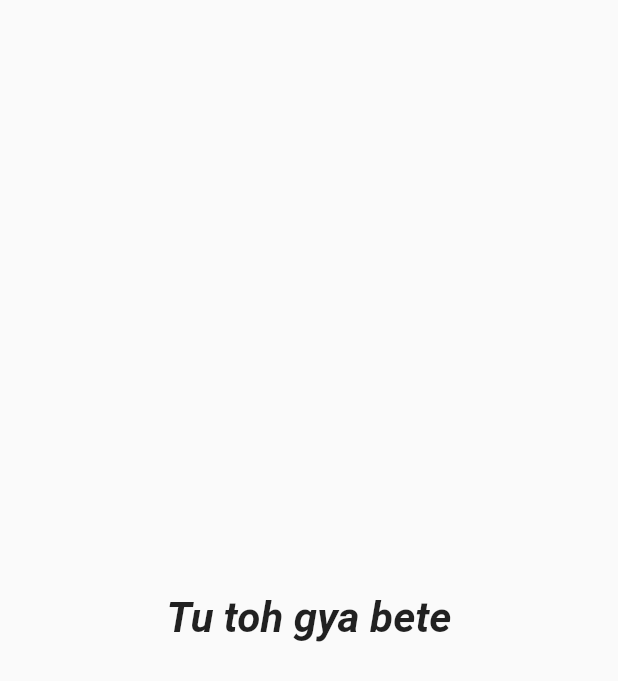
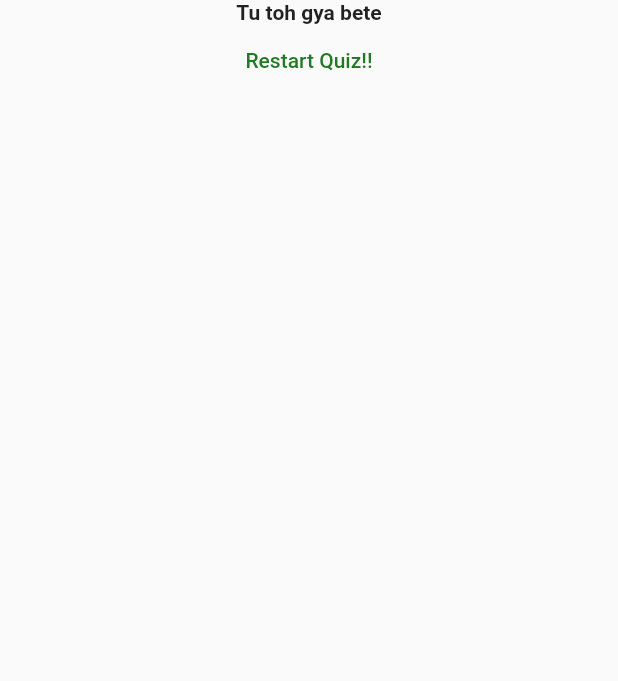
Before and after one commit to hga-777/Quiz_App, a Flutter app: the Result widget shown alone on an empty page, opened directly with empty values, on a phone screen of 412 x 824 dp. Shown: the top 681 px of the screen. Run offline on Flutter 3.47's test engine with Material 2 defaults, Android fonts, the light colour scheme and no system bars.

Commit message:
Restart button has been added

```diff
--- a/lib/main.dart
+++ b/lib/main.dart
@@ -1,3 +1,4 @@
+import 'package:first_ap/Question.dart';
 import 'package:first_ap/answer.dart';
 import 'package:first_ap/result.dart';
 import 'package:flutter/material.dart';
@@ -63,6 +64,14 @@ class _MyAppState extends State<MyApp> {
   ];
   var _totalScore = 0;
   var _questionIndex = 0;
+
+  void _restart() {
+    setState(() {
+      _totalScore = 0;
+      _questionIndex = 0;
+    });
+  }
+
   void _answerQuestion(int score) {
     _totalScore += score;
     setState(() {
@@ -98,7 +107,7 @@ class _MyAppState extends State<MyApp> {
                 questionIndex: _questionIndex,
                 questions: _questions,
               )
-            : Result(_totalScore),
+            : Result(_totalScore, _restart),
       ),
     ); //yeh ek widget hai pr isme arguement pass kr rhe hai
     //materialapp ek widget hai jo ki mera material.dart file me rehta hai
--- a/lib/result.dart
+++ b/lib/result.dart
@@ -2,32 +2,39 @@ import 'package:flutter/material.dart';
 
 class Result extends StatelessWidget {
   final int resultScore;
-  Result(this.resultScore);
-  String get resultPhrase{
+  final VoidCallback restartHandler;
+  Result(this.resultScore, this.restartHandler);
+  String get resultPhrase {
     String resultText;
-    if(resultScore>=65) resultText="You are Baap";
-    else if(resultScore>=45) resultText="You are still a kid";
-    else if(resultScore>=25) resultText="Bas bache hue ho";
-    else resultText = "Tu toh gya bete";
+    if (resultScore >= 65)
+      resultText = "You are Baap";
+    else if (resultScore >= 45)
+      resultText = "You are still a kid";
+    else if (resultScore >= 25)
+      resultText = "Bas bache hue ho";
+    else
+      resultText = "Tu toh gya bete";
     return resultText;
   }
+
   @override
   Widget build(BuildContext context) {
     String phrase = resultPhrase;
     return Center(
-      child: ValueListenableBuilder(   //yeh ek child h center ka jo ki new values of resultScore ke liye dobara se build kr rha h
-        valueListenable: ValueNotifier(resultScore), //yeh changes ko bta rha h
-        builder: (context, value, child) { //yeh tabhhi invoked hoga jb mera changes dekhne ko milega
-          return Text(
-        phrase,
-        style: const TextStyle(
-          fontWeight: FontWeight.bold,
-          fontStyle: FontStyle.italic,
-          fontSize: 28,
-        ),
-        textAlign: TextAlign.center,
-      );
-        },
+      child: Column(
+        children: [
+          Text(
+            phrase,
+            style: const TextStyle(
+              fontWeight: FontWeight.bold,
+            ),
+            textAlign: TextAlign.center,
+          ),
+          TextButton(
+            onPressed: restartHandler,
+            child: Text('Restart Quiz!!',style: TextStyle(color: const Color.fromARGB(255, 32, 121, 35),),),
+          )
+        ],
       ),
     );
   }
```
